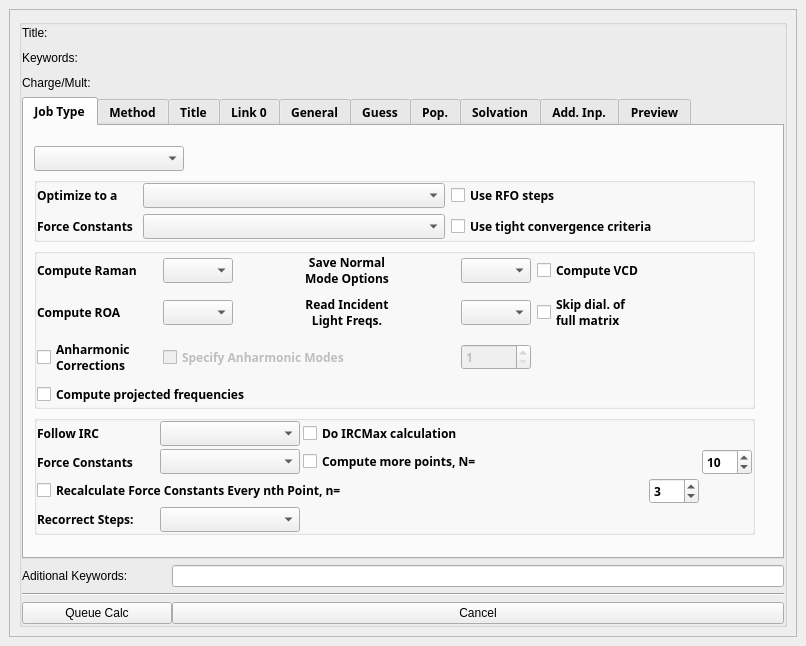
This is Views/uiCalculationsWindow.ui in samuelvp360/SVP360CalculationController as Qt 5 draws it before an edit. The edited form follows.
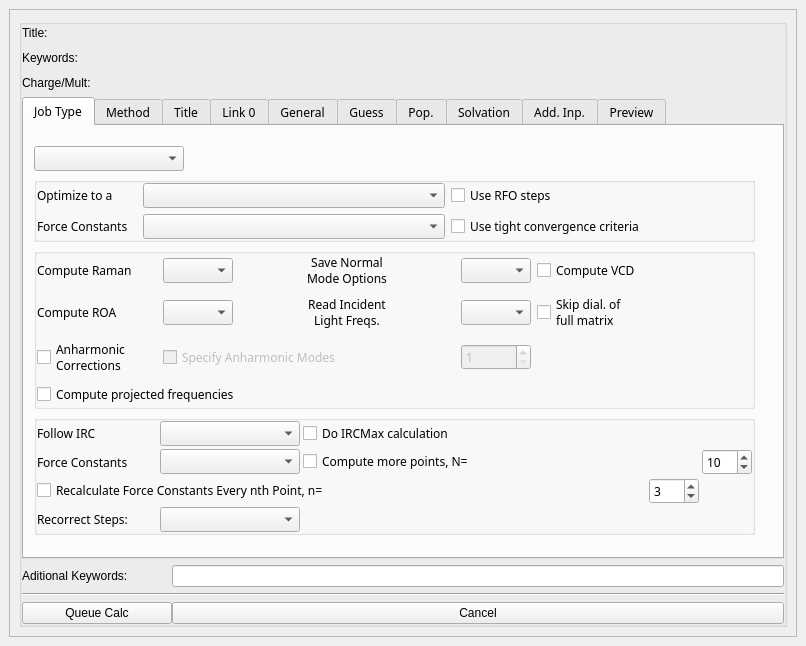
This is the edited form.

Diff of the .ui file:
```diff
--- a/Views/uiCalculationsWindow.ui
+++ b/Views/uiCalculationsWindow.ui
@@ -58,6 +58,12 @@
          <height>590</height>
         </size>
        </property>
+       <property name="font">
+        <font>
+         <weight>50</weight>
+         <bold>false</bold>
+        </font>
+       </property>
        <property name="title">
         <string/>
        </property>
@@ -118,8 +124,8 @@
           <property name="font">
            <font>
             <family>Cascadia Code PL</family>
-            <weight>75</weight>
-            <bold>true</bold>
+            <weight>50</weight>
+            <bold>false</bold>
            </font>
           </property>
           <property name="currentIndex">
```
Left out of the diff: 8 changed lines with no effect on the pictures.
